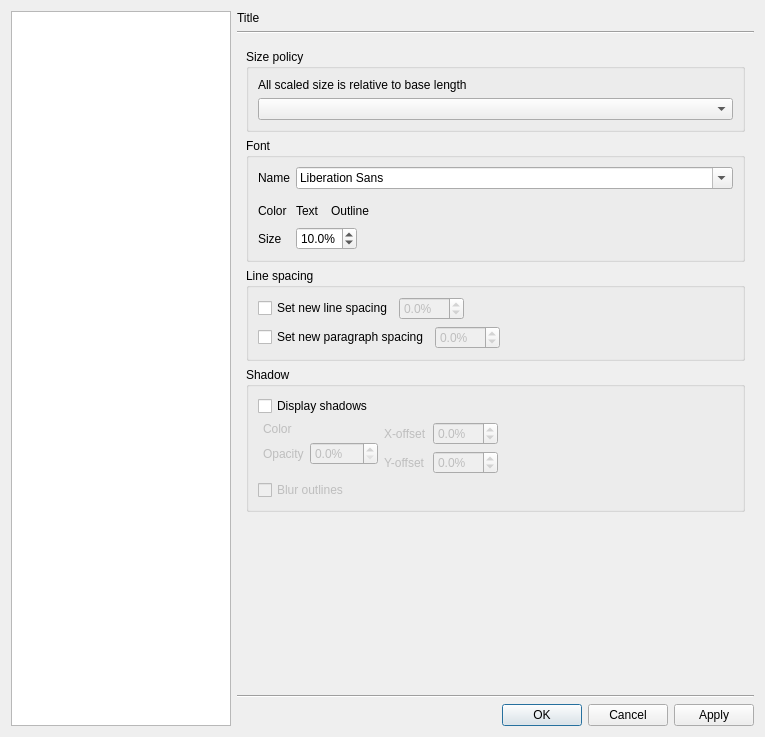
Before: the Qt Designer form src/cmplayer/ui/prefdialog.ui in bylee20/bomi, drawn with Qt 5.
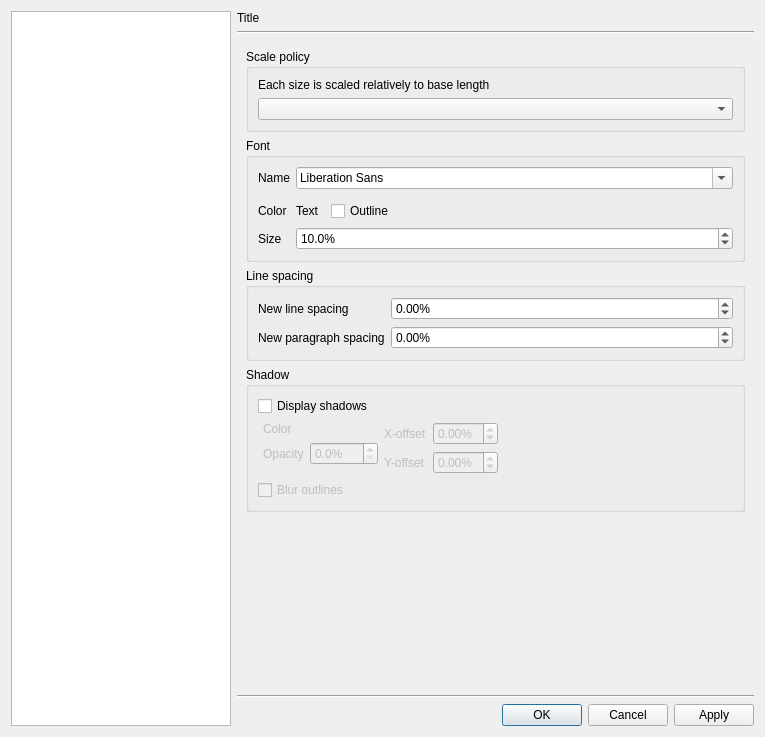
After: the same form once the commit is applied. The open tabs and pages were chosen to show the change. Icons and pictures are not drawn. Custom widgets are drawn as their Qt base class.

Patch:
```diff
--- a/src/cmplayer/ui/prefdialog.ui
+++ b/src/cmplayer/ui/prefdialog.ui
@@ -11,7 +11,7 @@
    </rect>
   </property>
   <property name="windowTitle">
-   <string>Dialog</string>
+   <string>Preferences</string>
   </property>
   <property name="styleSheet">
    <string notr="true"/>
@@ -69,7 +69,7 @@
      <item>
       <widget class="QStackedWidget" name="stack">
        <property name="currentIndex">
-        <number>9</number>
+        <number>4</number>
        </property>
        <widget class="QWidget" name="playback">
         <property name="name" stdset="0">
@@ -1403,18 +1403,18 @@
          <item>
           <widget class="QGroupBox" name="groupBox_22">
            <property name="title">
-            <string>Size policy</string>
+            <string>Scale policy</string>
            </property>
            <layout class="QVBoxLayout" name="verticalLayout_17">
             <item>
              <widget class="QLabel" name="label_16">
               <property name="text">
-               <string>All scaled size is relative to base length</string>
+               <string>Each size is scaled relatively to base length</string>
               </property>
              </widget>
             </item>
             <item>
-             <widget class="OsdAutoSizeComboBox" name="sub_auto_size">
+             <widget class="OsdScalePolicyComboBox" name="sub_auto_size">
               <property name="sizeAdjustPolicy">
                <enum>QComboBox::AdjustToContents</enum>
               </property>
@@ -1459,17 +1459,17 @@
                </widget>
               </item>
               <item>
-               <widget class="ColorSelectWidget" name="sub_color_fg" native="true"/>
+               <widget class="ColorSelectWidget" name="sub_text_color" native="true"/>
               </item>
               <item>
-               <widget class="QLabel" name="label_5">
+               <widget class="QCheckBox" name="sub_outline">
                 <property name="text">
                  <string>Outline</string>
                 </property>
                </widget>
               </item>
               <item>
-               <widget class="ColorSelectWidget" name="sub_color_bg" native="true"/>
+               <widget class="ColorSelectWidget" name="sub_outline_color" native="true"/>
               </item>
               <item>
                <spacer name="horizontalSpacer_8">
@@ -1494,43 +1494,26 @@
              </widget>
             </item>
             <item row="3" column="1">
-             <layout class="QHBoxLayout" name="horizontalLayout_7">
-              <item>
-               <widget class="QDoubleSpinBox" name="sub_size_scale">
-                <property name="accelerated">
-                 <bool>true</bool>
-                </property>
-                <property name="suffix">
-                 <string notr="true">%</string>
-                </property>
-                <property name="decimals">
-                 <number>1</number>
-                </property>
-                <property name="maximum">
-                 <double>99.000000000000000</double>
-                </property>
-                <property name="singleStep">
-                 <double>0.500000000000000</double>
-                </property>
-                <property name="value">
-                 <double>10.000000000000000</double>
-                </property>
-               </widget>
-              </item>
-              <item>
-               <spacer name="horizontalSpacer_7">
-                <property name="orientation">
-                 <enum>Qt::Horizontal</enum>
-                </property>
-                <property name="sizeHint" stdset="0">
-                 <size>
-                  <width>40</width>
-                  <height>20</height>
-                 </size>
-                </property>
-               </spacer>
-              </item>
-             </layout>
+             <widget class="QDoubleSpinBox" name="sub_size_scale">
+              <property name="accelerated">
+               <bool>true</bool>
+              </property>
+              <property name="suffix">
+               <string notr="true">%</string>
+              </property>
+              <property name="decimals">
+               <number>1</number>
+              </property>
+              <property name="maximum">
+               <double>99.000000000000000</double>
+              </property>
+              <property name="singleStep">
+               <double>0.500000000000000</double>
+              </property>
+              <property name="value">
+               <double>10.000000000000000</double>
+              </property>
+             </widget>
             </item>
            </layout>
           </widget>
@@ -1540,98 +1523,70 @@
            <property name="title">
             <string>Line spacing</string>
            </property>
-           <layout class="QVBoxLayout" name="verticalLayout_19">
-            <item>
-             <layout class="QHBoxLayout" name="horizontalLayout_9">
-              <item>
-               <widget class="QCheckBox" name="checkBox">
-                <property name="text">
-                 <string>Set new line spacing</string>
-                </property>
-               </widget>
-              </item>
-              <item>
-               <widget class="QDoubleSpinBox" name="sub_shadow_offset_x_3">
-                <property name="enabled">
-                 <bool>false</bool>
-                </property>
-                <property name="suffix">
-                 <string notr="true">%</string>
-                </property>
-                <property name="decimals">
-                 <number>1</number>
-                </property>
-                <property name="minimum">
-                 <double>-99.900000000000006</double>
-                </property>
-                <property name="maximum">
-                 <double>99.900000000000006</double>
-                </property>
-                <property name="singleStep">
-                 <double>0.500000000000000</double>
-                </property>
-               </widget>
-              </item>
-              <item>
-               <spacer name="horizontalSpacer_13">
-                <property name="orientation">
-                 <enum>Qt::Horizontal</enum>
-                </property>
-                <property name="sizeHint" stdset="0">
-                 <size>
-                  <width>40</width>
-                  <height>20</height>
-                 </size>
-                </property>
-               </spacer>
-              </item>
-             </layout>
+           <layout class="QFormLayout" name="formLayout_13">
+            <item row="0" column="1">
+             <widget class="QDoubleSpinBox" name="sub_new_line_spacing">
+              <property name="enabled">
+               <bool>true</bool>
+              </property>
+              <property name="accelerated">
+               <bool>true</bool>
+              </property>
+              <property name="suffix">
+               <string notr="true">%</string>
+              </property>
+              <property name="decimals">
+               <number>2</number>
+              </property>
+              <property name="minimum">
+               <double>-10.000000000000000</double>
+              </property>
+              <property name="maximum">
+               <double>10.000000000000000</double>
+              </property>
+              <property name="singleStep">
+               <double>0.100000000000000</double>
+              </property>
+             </widget>
             </item>
-            <item>
-             <layout class="QHBoxLayout" name="horizontalLayout_12">
-              <item>
-               <widget class="QCheckBox" name="checkBox_2">
-                <property name="text">
-                 <string>Set new paragraph spacing</string>
-                </property>
-               </widget>
-              </item>
-              <item>
-               <widget class="QDoubleSpinBox" name="sub_shadow_offset_x_2">
-                <property name="enabled">
-                 <bool>false</bool>
-                </property>
-                <property name="suffix">
-                 <string notr="true">%</string>
-                </property>
-                <property name="decimals">
-                 <number>1</number>
-                </property>
-                <property name="minimum">
-                 <double>-99.900000000000006</double>
-                </property>
-                <property name="maximum">
-                 <double>99.900000000000006</double>
-                </property>
-                <property name="singleStep">
-                 <double>0.500000000000000</double>
-                </property>
-               </widget>
-              </item>
-              <item>
-               <spacer name="horizontalSpacer_14">
-                <property name="orientation">
-                 <enum>Qt::Horizontal</enum>
-                </property>
-                <property name="sizeHint" stdset="0">
-                 <size>
-                  <width>40</width>
-                  <height>20</height>
-                 </size>
-                </property>
-               </spacer>
-              </item>
-             </layout>
+            <item row="1" column="0">
+             <widget class="QLabel" name="label_17">
+              <property name="text">
+               <string>New paragraph spacing</string>
+              </property>
+             </widget>
+            </item>
+            <item row="1" column="1">
+             <widget class="QDoubleSpinBox" name="sub_new_paragraph_spacing">
+              <property name="enabled">
+               <bool>true</bool>
+              </property>
+              <property name="accelerated">
+               <bool>true</bool>
+              </property>
+              <property name="suffix">
+               <string notr="true">%</string>
+              </property>
+              <property name="decimals">
+               <number>2</number>
+              </property>
+              <property name="minimum">
+               <double>-10.000000000000000</double>
+              </property>
+              <property name="maximum">
+               <double>10.000000000000000</double>
+              </property>
+              <property name="singleStep">
+               <double>0.100000000000000</double>
+              </property>
+             </widget>
+            </item>
+            <item row="0" column="0">
+             <widget class="QLabel" name="label">
+              <property name="text">
+               <string>New line spacing</string>
+              </property>
+             </widget>
             </item>
            </layout>
           </widget>
@@ -1740,20 +1695,23 @@
                   <property name="enabled">
                    <bool>false</bool>
                   </property>
+                  <property name="accelerated">
+                   <bool>true</bool>
+                  </property>
                   <property name="suffix">
                    <string notr="true">%</string>
                   </property>
                   <property name="decimals">
-                   <number>1</number>
+                   <number>2</number>
                   </property>
                   <property name="minimum">
-                   <double>-99.900000000000006</double>
+                   <double>-1.000000000000000</double>
                   </property>
                   <property name="maximum">
-                   <double>99.900000000000006</double>
+                   <double>1.000000000000000</double>
                   </property>
                   <property name="singleStep">
-                   <double>0.500000000000000</double>
+                   <double>0.100000000000000</double>
                   </property>
                  </widget>
                 </item>
@@ -1772,20 +1730,23 @@
                   <property name="enabled">
                    <bool>false</bool>
                   </property>
+                  <property name="accelerated">
+                   <bool>true</bool>
+                  </property>
                   <property name="suffix">
                    <string notr="true">%</string>
                   </property>
                   <property name="decimals">
-                   <number>1</number>
+                   <number>2</number>
                   </property>
                   <property name="minimum">
-                   <double>-99.900000000000006</double>
+                   <double>-1.000000000000000</double>
                   </property>
                   <property name="maximum">
-                   <double>99.900000000000006</double>
+                   <double>1.000000000000000</double>
                   </property>
                   <property name="singleStep">
-                   <double>0.500000000000000</double>
+                   <double>0.100000000000000</double>
                   </property>
                  </widget>
                 </item>
@@ -2337,7 +2298,7 @@
       </widget>
      </item>
      <item>
-      <widget class="QDialogButtonBox" name="buttonBox">
+      <widget class="QDialogButtonBox" name="dbb">
        <property name="orientation">
         <enum>Qt::Horizontal</enum>
        </property>
@@ -2389,16 +2350,16 @@
    <extends>QComboBox</extends>
    <header>widgets.hpp</header>
   </customwidget>
-  <customwidget>
-   <class>OsdAutoSizeComboBox</class>
-   <extends>QComboBox</extends>
-   <header>widgets.hpp</header>
-  </customwidget>
   <customwidget>
    <class>DataComboBox</class>
    <extends>QComboBox</extends>
    <header>widgets.hpp</header>
   </customwidget>
+  <customwidget>
+   <class>OsdScalePolicyComboBox</class>
+   <extends>QComboBox</extends>
+   <header>widgets.hpp</header>
+  </customwidget>
  </customwidgets>
  <resources>
   <include location="../rsclist.qrc"/>
```
Left out of the diff: 336 changed lines with no effect on the pictures.
